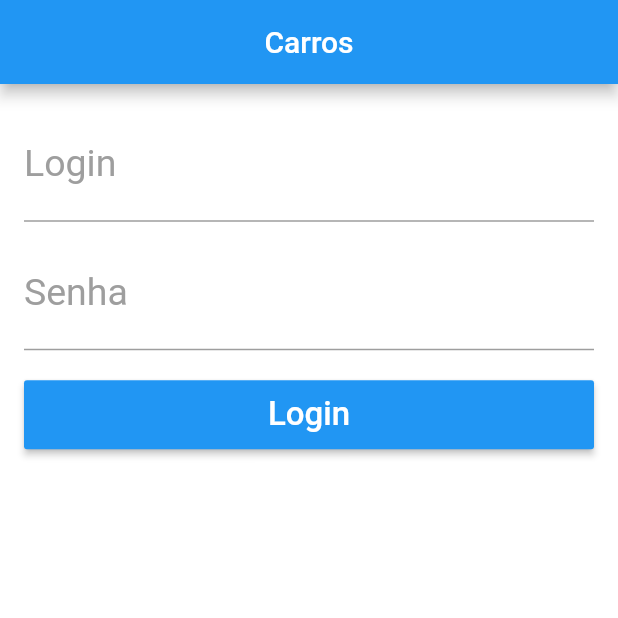
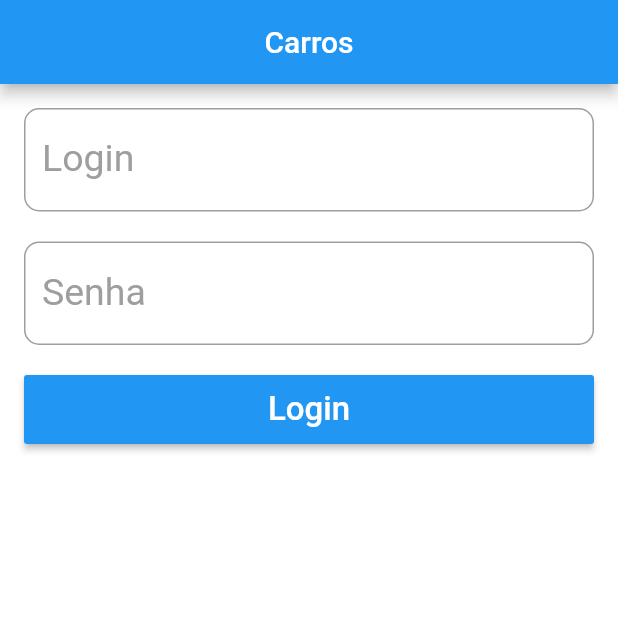
Before and after one commit to tharlesamaro/projeto-dos-carros-com-flutter, a Flutter app: the screen it shows after launch, on a phone screen of 412 x 824 dp, the top half of it. Run offline on Flutter 3.47's test engine with Material 2 defaults, Android fonts, the phone set to English and light mode, and no system bars.

Commit message:
Usando InputDecoration

```diff
--- a/lib/pages/login_page.dart
+++ b/lib/pages/login_page.dart
@@ -47,7 +47,7 @@ class _LoginPageState extends State<LoginPage> {
               nextFocus: _focusSenha,
             ),
             SizedBox(
-              height: 10,
+              height: 20,
             ),
             AppTextFormField(
               "Senha",
--- a/lib/widgets/app_text_form_field.dart
+++ b/lib/widgets/app_text_form_field.dart
@@ -43,6 +43,9 @@ class AppTextFormField extends StatelessWidget {
         color: Colors.blue,
       ),
       decoration: InputDecoration(
+        border: OutlineInputBorder(
+          borderRadius: BorderRadius.circular(10),
+        ),
         labelText: label,
         labelStyle: TextStyle(
           fontSize: 25,
```
